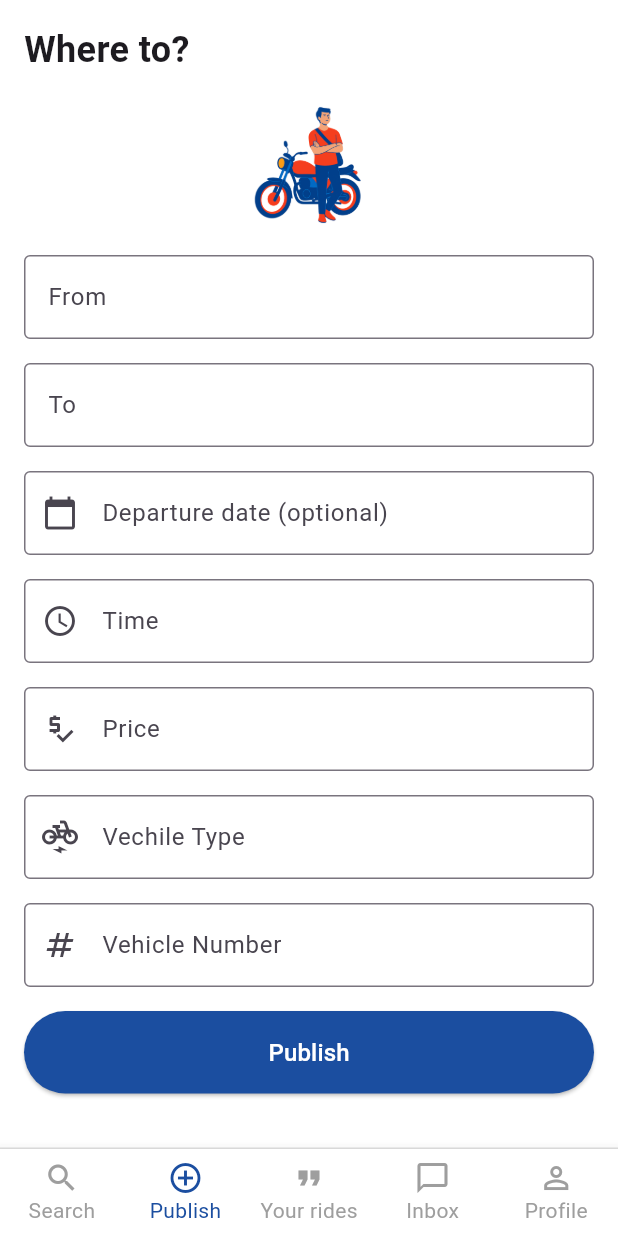
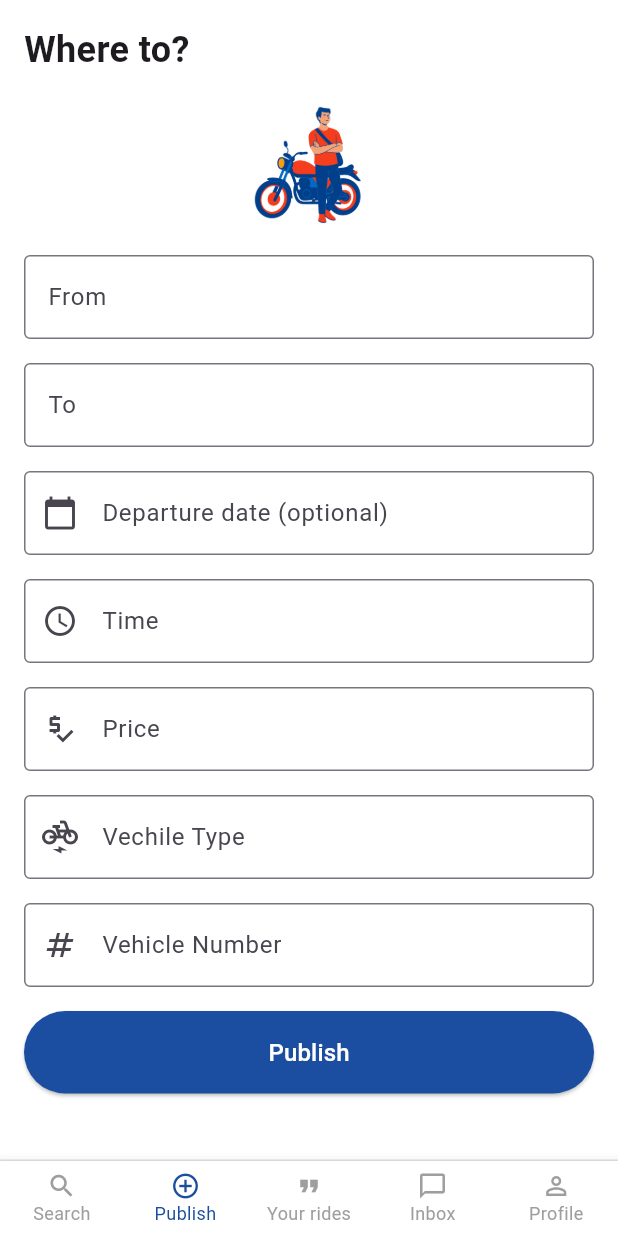
Before and after one commit to Soujanyarashmie/agronomist_partner, a Flutter app: the BottomAppBarNav screen opened directly with empty values, item 2 of the bottom bar chosen, on a phone screen of 412 x 824 dp. Run offline on Flutter 3.47's test engine with Material 3 defaults, Android fonts, the phone set to English and light mode, and no system bars; our stand-ins replace cloud_firestore, firebase_auth, firebase_core, flutter_secure_storage, font_awesome_flutter, go_router and 2 more; accounts and stored records are empty.

```diff
--- a/lib/pages/bottomappbar.dart
+++ b/lib/pages/bottomappbar.dart
@@ -23,7 +23,8 @@ class _BottomAppBarNavState extends State<BottomAppBarNav> {
   @override
   void didChangeDependencies() {
     super.didChangeDependencies();
-    final location = GoRouter.of(context).routeInformationProvider.value.location;
+    final location =
+        GoRouter.of(context).routeInformationProvider.value.location;
     final index = _routes.indexWhere((route) => location.startsWith(route));
     if (index != -1 && index != _selectedIndex) {
       _selectedIndex = index;
@@ -42,34 +43,40 @@ class _BottomAppBarNavState extends State<BottomAppBarNav> {
    bottomNavigationBar: Column(
   mainAxisSize: MainAxisSize.min,
   children: [
-    // Move line down using Padding or increase margin
-    Padding(
-      padding: const EdgeInsets.only(top: 8.0), // Moves it down from top
-      child: Container(
+    // Thin line on top
+    Container(
       height: 1,
       color: Colors.grey.shade300,
     ),
-    ),
+    // Bottom nav bar with reduced height
     Theme(
       data: ThemeData(
         canvasColor: Colors.white,
       ),
+      child: SizedBox(
+        height: 50, // Custom height (default is 56)
         child: BottomNavigationBar(
           currentIndex: _selectedIndex,
           onTap: _onItemTapped,
           type: BottomNavigationBarType.fixed,
           selectedItemColor: Color(0xFF1B4EA0),
           unselectedItemColor: Colors.grey,
-        selectedFontSize: 14,
-        unselectedFontSize: 14,
+          selectedFontSize: 12, // Slightly smaller font
+          unselectedFontSize: 12,
           showUnselectedLabels: true,
           items: const [
-          BottomNavigationBarItem(icon: Icon(Icons.search), label: 'Search'),
-          BottomNavigationBarItem(icon: Icon(Icons.add_circle_outline), label: 'Publish'),
-          BottomNavigationBarItem(icon: Icon(Icons.format_quote), label: 'Your rides'),
-          BottomNavigationBarItem(icon: Icon(Icons.chat_bubble_outline), label: 'Inbox'),
-          BottomNavigationBarItem(icon: Icon(Icons.person_outline), label: 'Profile'),
+            BottomNavigationBarItem(
+                icon: Icon(Icons.search, size: 20), label: 'Search'),
+            BottomNavigationBarItem(
+                icon: Icon(Icons.add_circle_outline, size: 20), label: 'Publish'),
+            BottomNavigationBarItem(
+                icon: Icon(Icons.format_quote, size: 20), label: 'Your rides'),
+            BottomNavigationBarItem(
+                icon: Icon(Icons.chat_bubble_outline, size: 20), label: 'Inbox'),
+            BottomNavigationBarItem(
+                icon: Icon(Icons.person_outline, size: 20), label: 'Profile'),
           ],
+        ),
       ),
     ),
   ],
```
Also changed, not shown: lib/pages/RideResultPage.dart (added, +238 -0 lines), lib/pages/mainpage.dart (+32 -0 lines). Lines whose indentation alone changed are shown as unchanged.
